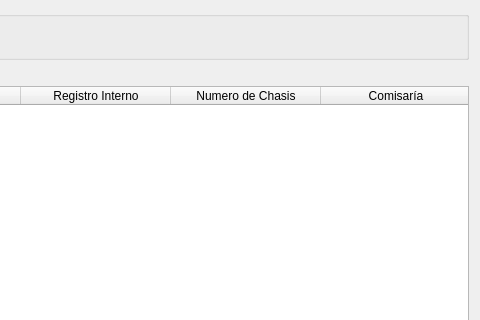
The window that src/ui/WidgetListadoDeVehiculos.ui (guilleurrutia10/division-transporte) describes before a commit, drawn with Qt 5; both pictures show x 291 to 771 and y 0 to 320 of the 771 by 476 pixel window.
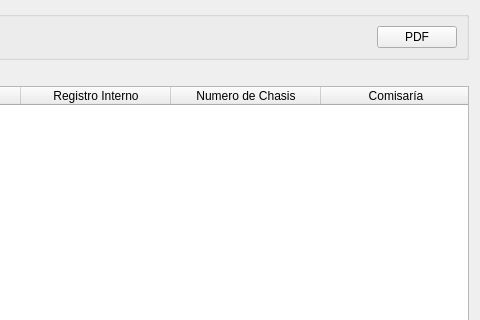
The same window after the commit. Icons and pictures are not drawn.

Commit message: Cambios y controles en dialogos de personal. Agregado un boton para generar un pdf en el widget listado de vehiculos

Diff of the .ui file:
```diff
--- a/src/ui/WidgetListadoDeVehiculos.ui
+++ b/src/ui/WidgetListadoDeVehiculos.ui
@@ -77,6 +77,24 @@
         </property>
        </spacer>
       </item>
+      <item>
+       <widget class="QPushButton" name="pushButtonToPdf">
+        <property name="text">
+         <string>PDF</string>
+        </property>
+        <property name="icon">
+         <iconset>
+          <normalon>:/recursos/iconos/pdf.png</normalon>
+         </iconset>
+        </property>
+        <property name="iconSize">
+         <size>
+          <width>32</width>
+          <height>32</height>
+         </size>
+        </property>
+       </widget>
+      </item>
      </layout>
     </widget>
    </item>
```
Left out of the diff: 4 changed lines with no effect on the pictures. The commit also changes 11 other files.
